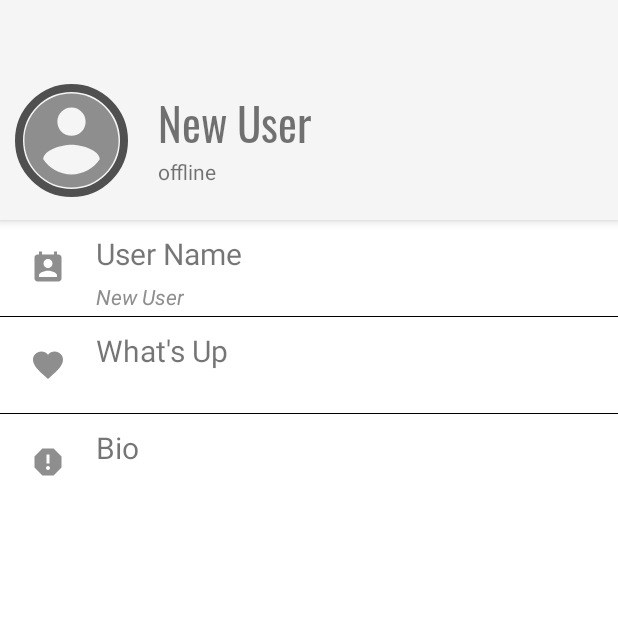
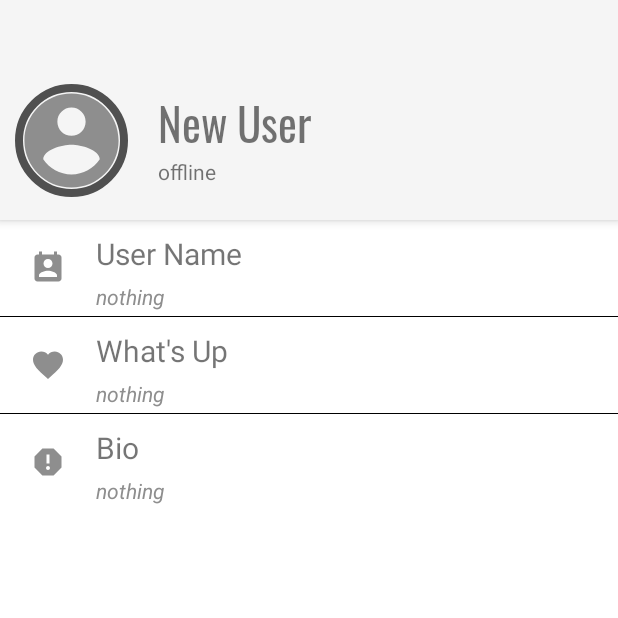
Before and after one commit to hyunminch/snu-mcaa-project-app, an Android app: the ProfileActivity screen opened directly, with no data from a screen before it, on a phone screen of 412 x 824 dp, the top half of it. Run offline under Robolectric (Android 15) with nearby library versions, the phone set to English and light mode, and no system bars; libraries missing offline, so code that uses them is left out: com.r0adkll.slidr; plain views replace CircularImageView; network calls fail; 1 statement that could not run was skipped.

Commit message:
Partially implement user info storage and editing

```diff
--- a/app/src/main/java/io/github/snumcaa/ProfileActivity.java
+++ b/app/src/main/java/io/github/snumcaa/ProfileActivity.java
@@ -1,17 +1,38 @@
 package io.github.snumcaa;
 
+import android.app.AlertDialog;
+import android.content.Context;
+import android.content.DialogInterface;
+import android.content.SharedPreferences;
 import android.os.Bundle;
+import android.view.View;
+import android.widget.EditText;
+import android.widget.TextView;
+import android.widget.Toast;
 
 import androidx.fragment.app.FragmentActivity;
 
 import com.r0adkll.slidr.Slidr;
 
 public class ProfileActivity extends FragmentActivity {
+    SharedPreferences user_info;
+    //SharedPreferences.Editor user_info_editor;
     @Override
     protected void onCreate(Bundle savedInstanceState) {
         super.onCreate(savedInstanceState);
         setContentView(R.layout.activity_profile_profile);
         Slidr.attach(this);
+        this.user_info = this.getSharedPreferences(
+                getString(R.string.user_info_storage_id),
+                Context.MODE_PRIVATE
+        );
+
+        TextView user = findViewById(R.id.profile_username_show);
+        upDateText(user);
+        TextView whatsUp = findViewById(R.id.profile_whatsUp_show);
+        upDateText(whatsUp);
+        TextView bio = findViewById(R.id.profile_bio_show);
+        upDateText(bio);
     }
 
     @Override
@@ -19,4 +40,39 @@ public class ProfileActivity extends FragmentActivity {
         super.onBackPressed();
         overridePendingTransition(R.anim.stay, R.anim.exit_right);
     }
+
+    public void onClick(View v){
+        final String tag_show = v.getTag() + "_show";
+        final SharedPreferences.Editor editor = user_info.edit();
+        final TextView showView = v.findViewWithTag(tag_show);
+        final Context context = this;
+        AlertDialog.Builder builder = new AlertDialog.Builder(context);
+        builder.setTitle("input user name");
+        final EditText edit = new EditText(context);
+        builder.setView(edit);
+        builder.setPositiveButton("Enter", new DialogInterface.OnClickListener() {
+            @Override
+            public void onClick(DialogInterface dialogInterface, int i) {
+                String input = edit.getText().toString();
+                editor.putString(tag_show, input);
+                editor.commit();
+                upDateText(showView);
+                Toast.makeText(context, "successful", Toast.LENGTH_SHORT).show();
+            }
+        });
+        builder.setNegativeButton("Cancel", new DialogInterface.OnClickListener() {
+            @Override
+            public void onClick(DialogInterface dialogInterface, int i) {
+                Toast.makeText(context, "canceled", Toast.LENGTH_SHORT).show();
+            }
+        });
+        builder.setCancelable(true);
+        AlertDialog dialog = builder.create();
+        dialog.setCanceledOnTouchOutside(true);
+        dialog.show();
+    }
+
+    public void upDateText(TextView text){
+        text.setText(user_info.getString((String)text.getTag(), "nothing"));
+    }
 }
--- a/app/src/main/res/layout/content_profile.xml
+++ b/app/src/main/res/layout/content_profile.xml
@@ -21,11 +21,13 @@
             android:orientation="vertical" >
 
             <androidx.constraintlayout.widget.ConstraintLayout
+                android:tag="profile_username"
                 android:layout_width="match_parent"
                 android:layout_height="wrap_content"
                 android:background="?android:attr/selectableItemBackground"
                 android:clickable="true"
-                android:focusable="true">
+                android:focusable="true"
+                android:onClick="onClick">
 
                 <androidx.appcompat.widget.AppCompatImageView
                     android:id="@+id/profile_username_icon"
@@ -55,6 +57,8 @@
                         app:layout_constraintTop_toTopOf="parent" />
 
                     <TextView
+                        android:id="@+id/profile_username_show"
+                        android:tag="profile_username_show"
                         android:layout_width="wrap_content"
                         android:layout_height="wrap_content"
                         android:text="@string/profile_default_user_name"
@@ -70,29 +74,32 @@
                 android:layout_width="match_parent"
                 android:layout_height="1px"
                 android:background="#000000"/>
+
             <androidx.constraintlayout.widget.ConstraintLayout
                 android:layout_width="match_parent"
                 android:layout_height="wrap_content"
+                android:background="?android:attr/selectableItemBackground"
                 android:clickable="true"
                 android:focusable="true"
-                android:background="?android:attr/selectableItemBackground"
-                >
+                android:onClick="onClick"
+                android:tag="profile_whatsup">
 
                 <androidx.appcompat.widget.AppCompatImageView
                     android:id="@+id/profile_whatsUp_icon"
                     android:layout_width="wrap_content"
                     android:layout_height="wrap_content"
+                    android:padding="@dimen/profile_profile_button_icon_padding"
                     app:layout_constraintStart_toStartOf="parent"
                     app:layout_constraintTop_toTopOf="parent"
-                    android:padding="@dimen/profile_profile_button_icon_padding"
                     app:srcCompat="@drawable/whatsup_icon_24dp" />
+
                 <androidx.constraintlayout.widget.ConstraintLayout
                     android:layout_width="wrap_content"
                     android:layout_height="wrap_content"
+                    app:layout_constraintBottom_toBottomOf="@id/profile_whatsUp_icon"
                     app:layout_constraintStart_toEndOf="@id/profile_whatsUp_icon"
-                    app:layout_constraintTop_toTopOf="@id/profile_whatsUp_icon"
-                    app:layout_constraintBottom_toBottomOf="@id/profile_whatsUp_icon"
-                    >
+                    app:layout_constraintTop_toTopOf="@id/profile_whatsUp_icon">
+
                     <TextView
                         android:id="@+id/profile_whatsUp"
                         android:layout_width="wrap_content"
@@ -100,19 +107,20 @@
                         android:paddingTop="@dimen/profile_profile_button_line_padding"
                         android:paddingBottom="@dimen/profile_profile_button_line_padding"
                         android:text="@string/profile_profile_whatsUp"
+                        android:textSize="@dimen/profile_profile_button_font_size"
                         app:layout_constraintStart_toStartOf="parent"
-                        app:layout_constraintTop_toTopOf="parent"
-                        android:textSize="@dimen/profile_profile_button_font_size"
-                        />
+                        app:layout_constraintTop_toTopOf="parent" />
+
                     <TextView
+                        android:id="@+id/profile_whatsUp_show"
                         android:layout_width="wrap_content"
                         android:layout_height="wrap_content"
+                        android:tag="profile_whatsup_show"
                         android:text="@string/blank"
-                        app:layout_constraintTop_toBottomOf="@id/profile_whatsUp"
+                        android:textColor="#8E8E8E"
+                        android:textStyle="italic"
                         app:layout_constraintStart_toStartOf="@id/profile_whatsUp"
-                        android:textStyle="italic"
-                        android:textColor="#8E8E8E"
-                        />
+                        app:layout_constraintTop_toBottomOf="@id/profile_whatsUp" />
                 </androidx.constraintlayout.widget.ConstraintLayout>
 
             </androidx.constraintlayout.widget.ConstraintLayout>
@@ -120,29 +128,32 @@
                 android:layout_width="match_parent"
                 android:layout_height="1px"
                 android:background="#000000"/>
+
             <androidx.constraintlayout.widget.ConstraintLayout
                 android:layout_width="match_parent"
                 android:layout_height="wrap_content"
+                android:background="?android:attr/selectableItemBackground"
                 android:clickable="true"
                 android:focusable="true"
-                android:background="?android:attr/selectableItemBackground"
-                >
+                android:onClick="onClick"
+                android:tag="profile_bio">
 
                 <androidx.appcompat.widget.AppCompatImageView
                     android:id="@+id/profile_bio_icon"
                     android:layout_width="wrap_content"
                     android:layout_height="wrap_content"
+                    android:padding="@dimen/profile_profile_button_icon_padding"
                     app:layout_constraintStart_toStartOf="parent"
                     app:layout_constraintTop_toTopOf="parent"
-                    android:padding="@dimen/profile_profile_button_icon_padding"
                     app:srcCompat="@drawable/bio_icon_24dp" />
+
                 <androidx.constraintlayout.widget.ConstraintLayout
                     android:layout_width="wrap_content"
                     android:layout_height="wrap_content"
+                    app:layout_constraintBottom_toBottomOf="@id/profile_bio_icon"
                     app:layout_constraintStart_toEndOf="@id/profile_bio_icon"
-                    app:layout_constraintTop_toTopOf="@id/profile_bio_icon"
-                    app:layout_constraintBottom_toBottomOf="@id/profile_bio_icon"
-                    >
+                    app:layout_constraintTop_toTopOf="@id/profile_bio_icon">
+
                     <TextView
                         android:id="@+id/profile_bio"
                         android:layout_width="wrap_content"
@@ -150,19 +161,20 @@
                         android:paddingTop="@dimen/profile_profile_button_line_padding"
                         android:paddingBottom="@dimen/profile_profile_button_line_padding"
                         android:text="@string/profile_profile_bio"
+                        android:textSize="@dimen/profile_profile_button_font_size"
                         app:layout_constraintStart_toStartOf="parent"
-                        app:layout_constraintTop_toTopOf="parent"
-                        android:textSize="@dimen/profile_profile_button_font_size"
-                        />
+                        app:layout_constraintTop_toTopOf="parent" />
+
                     <TextView
+                        android:id="@+id/profile_bio_show"
                         android:layout_width="wrap_content"
                         android:layout_height="wrap_content"
+                        android:tag="profile_bio_show"
                         android:text="@string/blank"
-                        app:layout_constraintTop_toBottomOf="@id/profile_bio"
+                        android:textColor="#8E8E8E"
+                        android:textStyle="italic"
                         app:layout_constraintStart_toStartOf="@id/profile_bio"
-                        android:textStyle="italic"
-                        android:textColor="#8E8E8E"
-                        />
+                        app:layout_constraintTop_toBottomOf="@id/profile_bio" />
                 </androidx.constraintlayout.widget.ConstraintLayout>
 
             </androidx.constraintlayout.widget.ConstraintLayout>
--- a/app/src/main/res/values/strings.xml
+++ b/app/src/main/res/values/strings.xml
@@ -18,5 +18,6 @@
     <string name="profile_profile_bio">Bio</string>
     <string name="profile_profile_whatsUp">What\'s Up</string>
     <string name="user_status_offline">offline</string>
+    <string name="user_info_storage_id">user_info_st</string>>
     <string name="blank"></string>
 </resources>
```
Also changed, not shown: app/src/main/AndroidManifest.xml (+4 -4 lines), app/src/main/java/io/github/snumcaa/MainActivity.java (+11 -0 lines).
